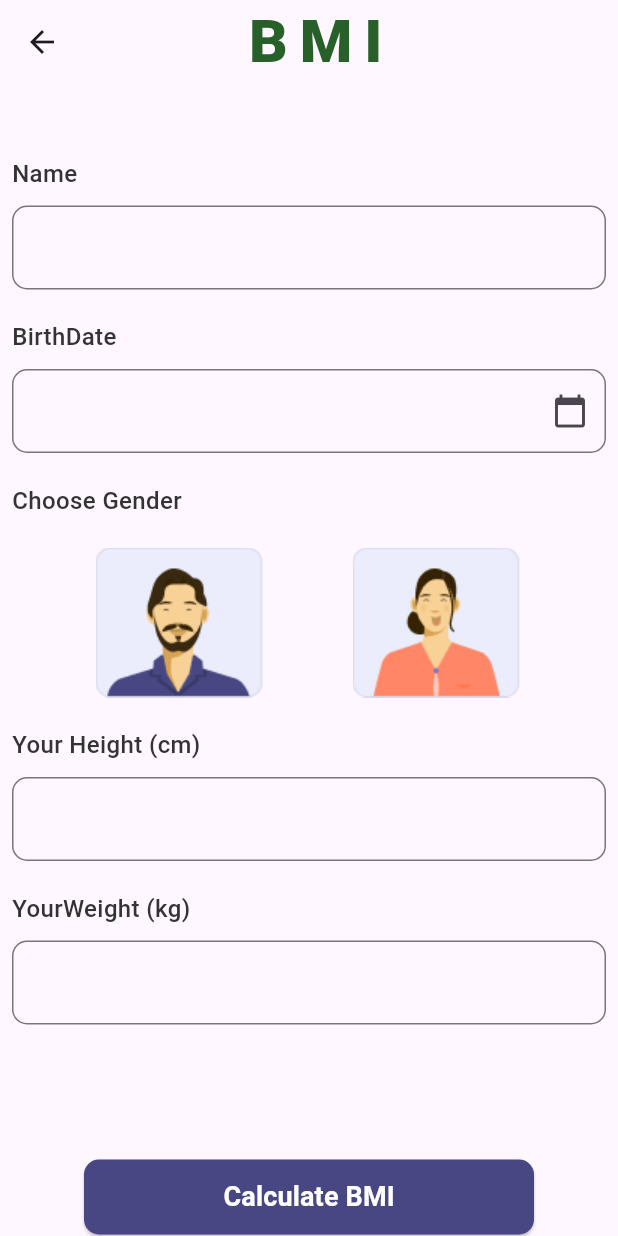
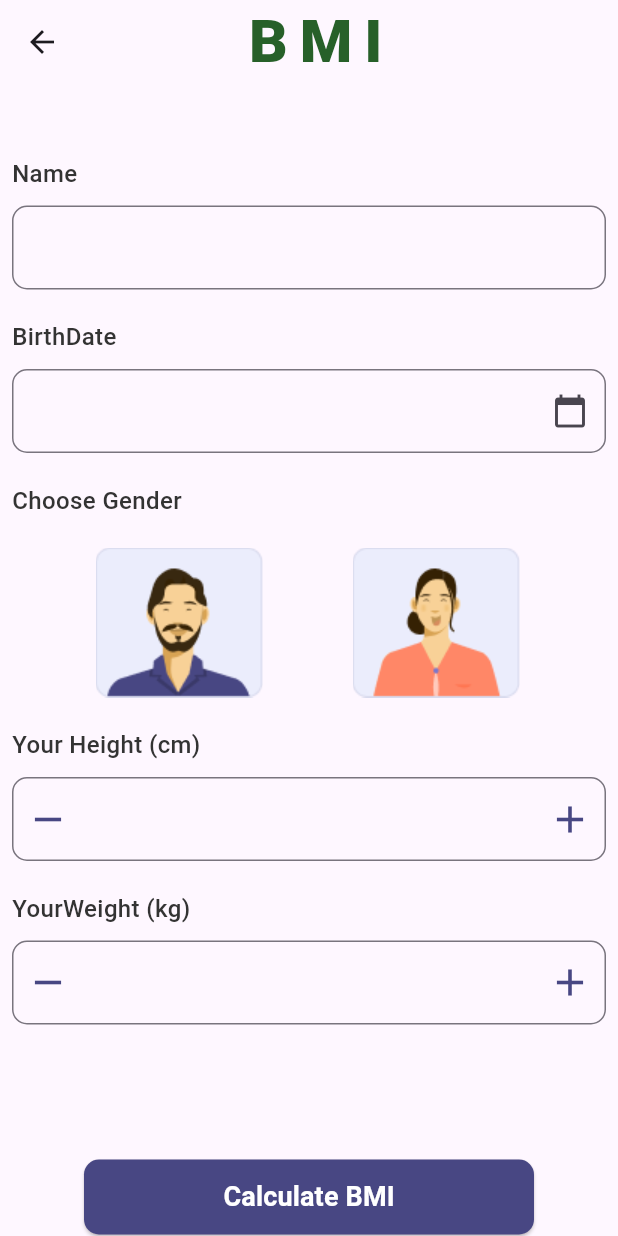
Before and after one commit to AbdelrahmanAli10138/bmi_1, a Flutter app: the Calc screen opened directly, on a phone screen of 412 x 824 dp. Run offline on Flutter 3.47's test engine with Material 3 defaults, Android fonts, the phone set to English and light mode, and no system bars.

Commit message:
Refactor input fields into reusable HeightFormField and WeightFormField components; update app themes and main entry point

```diff
--- a/lib/core/screens/calc.dart
+++ b/lib/core/screens/calc.dart
@@ -108,30 +108,14 @@ class _CalcState extends State<Calc> {
                 child: Text(chooseHeight, style: TextStyleApp.fieldsName),
               ),
               const SizedBox(height: 10),
-              TextFormField(
-                keyboardType: TextInputType.number,
-                controller: heightController,
-                decoration: InputDecoration(
-                  border: OutlineInputBorder(
-                    borderRadius: BorderRadius.circular(10),
-                  ),
-                ),
-              ),
+              HeightFormField(heightController: heightController),
               const SizedBox(height: 20),
               Align(
                 alignment: Alignment.topLeft,
                 child: Text(chooseWeight, style: TextStyleApp.fieldsName),
               ),
               const SizedBox(height: 10),
-              TextFormField(
-                keyboardType: TextInputType.number,
-                controller: weightController,
-                decoration: InputDecoration(
-                  border: OutlineInputBorder(
-                    borderRadius: BorderRadius.circular(10),
-                  ),
-                ),
-              ),
+              WeightFormField(weightController: weightController),
               const SizedBox(height: 90),
               SizedBox(
                 height: 50,
--- a/lib/core/screens/result.dart
+++ b/lib/core/screens/result.dart
@@ -99,7 +99,7 @@ class Result extends StatelessWidget {
                         Spacer(),
                         Column(
                           children: [
-                            Container(
+                            SizedBox(
                               width: 85,
                               height: 280,
 
--- a/lib/core/shared/fields.dart
+++ b/lib/core/shared/fields.dart
@@ -1,10 +1,8 @@
+import 'package:bmi_1/core/themes/app_themes.dart';
 import 'package:flutter/material.dart';
 
 class NameFormField extends StatelessWidget {
-  const NameFormField({
-    super.key,
-    required this.nameController,
-  });
+  const NameFormField({super.key, required this.nameController});
 
   final TextEditingController nameController;
 
@@ -14,10 +12,91 @@ class NameFormField extends StatelessWidget {
       keyboardType: TextInputType.name,
       controller: nameController,
       decoration: InputDecoration(
-        border: OutlineInputBorder(
-          borderRadius: BorderRadius.circular(10),
-        ),
+        border: OutlineInputBorder(borderRadius: BorderRadius.circular(10)),
       ),
     );
   }
 }
+
+class HeightFormField extends StatefulWidget {
+  const HeightFormField({super.key, required this.heightController});
+
+  final TextEditingController heightController;
+
+  @override
+  State<HeightFormField> createState() => _HeightFormFieldState();
+}
+
+class _HeightFormFieldState extends State<HeightFormField> {
+  @override
+  Widget build(BuildContext context) {
+    return TextFormField(
+      keyboardType: TextInputType.number,
+      controller: widget.heightController,
+      decoration: InputDecoration(
+        prefixIcon: GestureDetector(
+          onTap: () {
+            setState(() {
+              int value = int.tryParse(widget.heightController.text) ?? 0;
+              value--;
+              widget.heightController.text = value.toString();
+            });
+          },
+          child: Icon(Icons.remove, size: 30, color: AppColors.iconColor),
+        ),
+        suffixIcon: GestureDetector(
+          onTap: () {
+            setState(() {
+              int heightvalue = int.tryParse(widget.heightController.text) ?? 0;
+              heightvalue++;
+              widget.heightController.text = heightvalue.toString();
+            });
+          },
+          child: Icon(Icons.add, size: 30, color: AppColors.iconColor),
+        ),
+        border: OutlineInputBorder(borderRadius: BorderRadius.circular(10)),
+      ),
+    );
+  }
+}
+
+class WeightFormField extends StatefulWidget {
+  const WeightFormField({super.key, required this.weightController});
+
+  final TextEditingController weightController;
+  @override
+  State<WeightFormField> createState() => _WeightFormFieldState();
+}
+
+class _WeightFormFieldState extends State<WeightFormField> {
+  @override
+  Widget build(BuildContext context) {
+    return TextFormField(
+      keyboardType: TextInputType.number,
+      controller: widget.weightController,
+      decoration: InputDecoration(
+        prefixIcon: GestureDetector(
+          onTap: () {
+            setState(() {
+              int weightValue = int.tryParse(widget.weightController.text) ?? 0;
+              weightValue--;
+              widget.weightController.text = weightValue.toString();
+            });
+          },
+          child: Icon(Icons.remove, size: 30, color: AppColors.iconColor),
+        ),
+        suffixIcon: GestureDetector(
+          onTap: () {
+            setState(() {
+              int value = int.tryParse(widget.weightController.text) ?? 0;
+              value++;
+              widget.weightController.text = value.toString();
+            });
+          },
+          child: Icon(Icons.add, size: 30, color: AppColors.iconColor),
+        ),
+        border: OutlineInputBorder(borderRadius: BorderRadius.circular(10)),
+      ),
+    );
+  }
+}
--- a/lib/core/themes/app_themes.dart
+++ b/lib/core/themes/app_themes.dart
@@ -9,6 +9,7 @@
   static Color birthDateColor = Color(0xFF333333);
   static Color titleFieldsColor = Color(0xFF333333);
   static Color appName = Color.fromARGB(255, 39, 96, 41);
+  static Color iconColor = Color(0xff484783);
 }
 
 class TextApp {
--- /dev/null
+++ b/lib/main.dart
@@ -0,0 +1,20 @@
+import 'package:flutter/material.dart';
+
+void main() {
+  runApp(const MainApp());
+}
+
+class MainApp extends StatelessWidget {
+  const MainApp({super.key});
+
+  @override
+  Widget build(BuildContext context) {
+    return const MaterialApp(
+      home: Scaffold(
+        body: Center(
+          child: Text('Hello World!'),
+        ),
+      ),
+    );
+  }
+}
```
Also changed, not shown: 1 other file.
